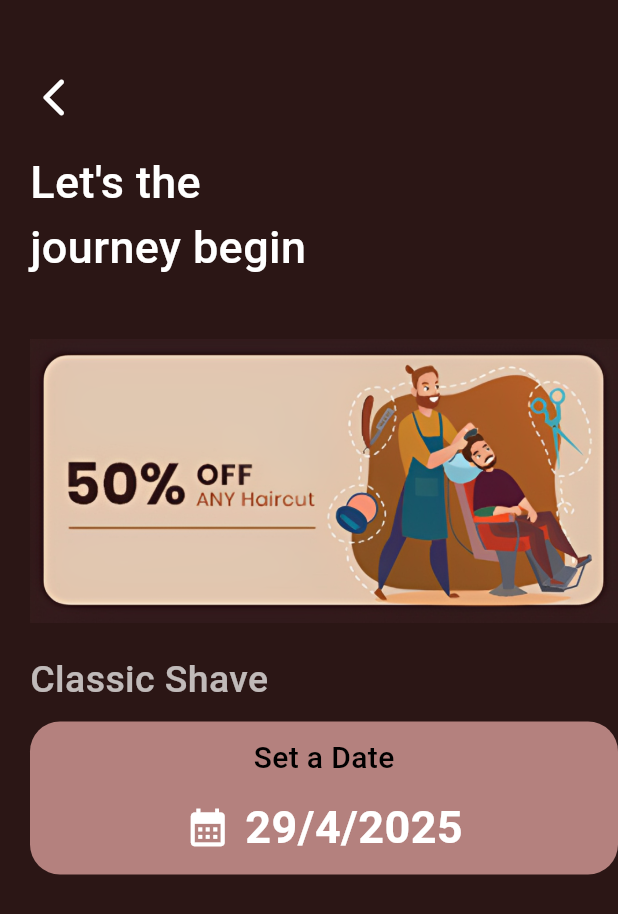
After one commit to RdhYuGaan/TrimCraft-saloon-mobile-application, a Flutter app: the Booking screen opened directly, on a phone screen of 412 x 824 dp. The commit adds this screen. Shown: the top 914 px of the screen. Run offline on Flutter 3.47's test engine with Material 3 defaults, Android fonts, the phone set to English and light mode, and no system bars.

Commit message:
add book date function

```diff
--- a/lib/main.dart
+++ b/lib/main.dart
@@ -1,4 +1,6 @@
+import 'package:first_project/pages/booking.dart';
 import 'package:first_project/pages/home.dart';
+// import 'package:first_project/pages/home.dart';
 // import 'package:first_project/pages/onboarding.dart';
 import 'package:flutter/material.dart';
 // import 'package:first_project/mainPage.dart'; // make sure this path is correct
--- /dev/null
+++ b/lib/pages/booking.dart
@@ -0,0 +1,107 @@
+import 'package:flutter/material.dart';
+
+class Booking extends StatefulWidget {
+  String service;
+  Booking({required this.service});
+
+  @override
+  State<Booking> createState() => _BookingState();
+}
+
+class _BookingState extends State<Booking> {
+  DateTime _selectedDate=DateTime.now();
+
+
+  @override
+  Widget build(BuildContext context) {
+    return Scaffold(
+      backgroundColor: Color(0xff2b1615),
+      body: Container(
+        margin: EdgeInsets.only(left: 20.0),
+
+        child: Column(
+          crossAxisAlignment: CrossAxisAlignment.start,
+          children: [
+            GestureDetector(
+              onTap: () {
+                Navigator.pop(context);
+              },
+
+              child: Padding(
+                padding: const EdgeInsets.only(left: 1.0, top: 50.0),
+                child: Icon(
+                  Icons.arrow_back_ios_new_rounded,
+                  color: Colors.white,
+                  size: 30,
+                ),
+              ),
+            ),
+            SizedBox(height: 20.0),
+            Text(
+              "Let's the\njourney begin",
+              style: TextStyle(
+                color: Colors.white,
+                fontSize: 30.0,
+                fontWeight: FontWeight.w500,
+              ),
+            ),
+            SizedBox(height: 40.0),
+            Container(
+              width: MediaQuery.of(context).size.width,
+              child: Column(
+                crossAxisAlignment: CrossAxisAlignment.start,
+                children: [
+                  Image.asset("images/discount.png", fit: BoxFit.cover),
+                  SizedBox(height: 20.0),
+                  Text(
+                    widget.service,
+                    style: TextStyle(
+                      color: Colors.white70,
+                      fontSize: 25.0,
+                      fontWeight: FontWeight.w500,
+                    ),
+                  ),
+                  SizedBox(height: 10.0,),
+                  Container(
+                    padding: EdgeInsets.only(top: 10.0, bottom: 10.0),
+                    decoration: BoxDecoration(color:Color(0xffb4817e),borderRadius: BorderRadius.circular(20)),
+                    width:MediaQuery.of(context).size.width,
+
+                    child: Column(
+                      children: [
+                        Text(
+                          "Set a Date",
+                          style: TextStyle(
+                            color: Colors.black,
+                            fontSize: 20.0,
+                            fontWeight: FontWeight.w500,
+                          ),
+                        ),
+                        SizedBox(height:10.0),
+                         Row(
+                          mainAxisAlignment: MainAxisAlignment.center,
+                           children: [
+                            Icon(Icons.calendar_month, color:Colors.white, size:30.0),
+                            SizedBox(width: 10.0),
+                             Text(
+                              "${_selectedDate.day}/${_selectedDate.month}/${_selectedDate.year}",
+                              style: TextStyle(
+                                color: Colors.white,
+                                fontSize: 30.0,
+                                fontWeight: FontWeight.bold,
+                              ),
+                                                     ),
+                           ],
+                         ),
+                      ],
+                    ),
+                  ),
+                ],
+              ),
+            ),
+          ],
+        ),
+      ),
+    );
+  }
+}
--- a/lib/pages/home.dart
+++ b/lib/pages/home.dart
@@ -1,5 +1,5 @@
 import 'package:flutter/material.dart';
-
+import 'package:first_project/pages/booking.dart';
 class Home extends StatefulWidget {
   const Home({super.key});
 
@@ -71,6 +71,10 @@ class _HomeState extends State<Home> {
               children: [
               Flexible(
                 fit: FlexFit.tight,
+                  child: GestureDetector(
+                    onTap: (){
+                      Navigator.push(context, MaterialPageRoute(builder: (context)=>Booking(service:"Classic Shave ") ));
+                    },
                     child: Container(
                       height:130,
                       decoration: BoxDecoration(
@@ -94,9 +98,14 @@ class _HomeState extends State<Home> {
                       ),
                     ),
                   ),
+                ),
                 SizedBox(width: 20.0,),
                 Flexible(
                   fit: FlexFit.tight,
+                  child: GestureDetector(
+                    onTap: (){
+                       Navigator.push(context, MaterialPageRoute(builder: (context)=>Booking(service:"Hair Washing") ));
+                    },
                     child: Container(
                       height:130,
                       decoration: BoxDecoration(
@@ -117,6 +126,7 @@ class _HomeState extends State<Home> {
                             ),
                           ),
                         ],
+                      ),
                     ),
                   ),
                 ),
--- a/lib/pages/onboarding.dart
+++ b/lib/pages/onboarding.dart
@@ -32,6 +32,7 @@ class _OnboardingState extends State<Onboarding> {
                   fontWeight: FontWeight.bold,
                 ),
               ),
+
             ),
           ],
         ),
```
Lines whose indentation alone changed are shown as unchanged.
